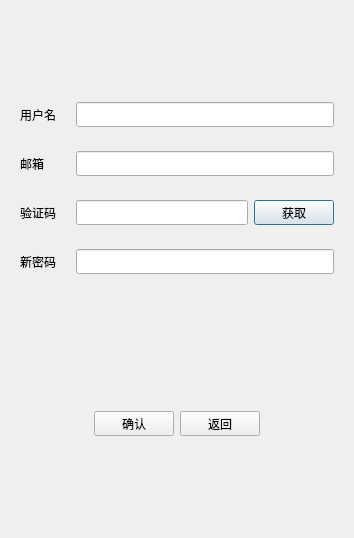
First picture: the form in Client/resetdialog.ui, repository Stan-Vincent/HChat-demo, before the edit.
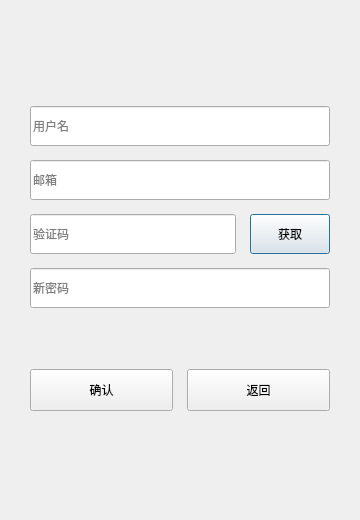
Second picture: the form after the edit. Custom widgets are drawn as their Qt base class.

The edit to the form file:
```diff
--- a/Client/resetdialog.ui
+++ b/Client/resetdialog.ui
@@ -6,14 +6,35 @@
    <rect>
     <x>0</x>
     <y>0</y>
-    <width>354</width>
-    <height>538</height>
+    <width>360</width>
+    <height>520</height>
    </rect>
   </property>
+  <property name="minimumSize">
+   <size>
+    <width>360</width>
+    <height>520</height>
+   </size>
+  </property>
   <property name="windowTitle">
    <string>Dialog</string>
   </property>
   <layout class="QVBoxLayout" name="verticalLayout">
+   <property name="spacing">
+    <number>14</number>
+   </property>
+   <property name="leftMargin">
+    <number>30</number>
+   </property>
+   <property name="topMargin">
+    <number>16</number>
+   </property>
+   <property name="rightMargin">
+    <number>30</number>
+   </property>
+   <property name="bottomMargin">
+    <number>20</number>
+   </property>
    <item>
     <spacer name="verticalSpacer">
      <property name="orientation">
@@ -28,122 +49,87 @@
     </spacer>
    </item>
    <item>
-    <widget class="QWidget" name="widget" native="true">
      <layout class="QHBoxLayout" name="horizontalLayout">
-      <item>
-       <widget class="QLabel" name="user_lb">
-        <property name="minimumSize">
-         <size>
-          <width>50</width>
-          <height>25</height>
-         </size>
-        </property>
-        <property name="maximumSize">
-         <size>
-          <width>16777215</width>
-          <height>25</height>
-         </size>
-        </property>
-        <property name="text">
-         <string>用户名</string>
-        </property>
-       </widget>
-      </item>
+     <property name="leftMargin">
+      <number>0</number>
+     </property>
+     <property name="topMargin">
+      <number>0</number>
+     </property>
+     <property name="rightMargin">
+      <number>0</number>
+     </property>
+     <property name="bottomMargin">
+      <number>0</number>
+     </property>
       <item>
        <widget class="QLineEdit" name="user_edit">
         <property name="minimumSize">
          <size>
           <width>0</width>
-          <height>25</height>
-         </size>
-        </property>
-        <property name="maximumSize">
-         <size>
-          <width>16777215</width>
-          <height>25</height>
-         </size>
+         <height>40</height>
+        </size>
+       </property>
+       <property name="placeholderText">
+        <string>用户名</string>
         </property>
        </widget>
       </item>
      </layout>
-    </widget>
    </item>
    <item>
-    <widget class="QWidget" name="widget_2" native="true">
      <layout class="QHBoxLayout" name="horizontalLayout_2">
-      <item>
-       <widget class="QLabel" name="email_lb">
-        <property name="minimumSize">
-         <size>
-          <width>50</width>
-          <height>25</height>
-         </size>
-        </property>
-        <property name="maximumSize">
-         <size>
-          <width>48</width>
-          <height>25</height>
-         </size>
-        </property>
-        <property name="text">
-         <string>邮箱</string>
-        </property>
-       </widget>
-      </item>
+     <property name="leftMargin">
+      <number>0</number>
+     </property>
+     <property name="topMargin">
+      <number>0</number>
+     </property>
+     <property name="rightMargin">
+      <number>0</number>
+     </property>
+     <property name="bottomMargin">
+      <number>0</number>
+     </property>
       <item>
        <widget class="QLineEdit" name="email_edit">
         <property name="minimumSize">
          <size>
           <width>0</width>
-          <height>25</height>
-         </size>
-        </property>
-        <property name="maximumSize">
-         <size>
-          <width>16777215</width>
-          <height>25</height>
-         </size>
+         <height>40</height>
+        </size>
+       </property>
+       <property name="placeholderText">
+        <string>邮箱</string>
         </property>
        </widget>
       </item>
      </layout>
-    </widget>
    </item>
    <item>
-    <widget class="QWidget" name="widget_3" native="true">
      <layout class="QHBoxLayout" name="horizontalLayout_3">
-      <item>
-       <widget class="QLabel" name="varify_lb">
-        <property name="minimumSize">
-         <size>
-          <width>50</width>
-          <height>25</height>
-         </size>
-        </property>
-        <property name="maximumSize">
-         <size>
-          <width>16777215</width>
-          <height>25</height>
-         </size>
-        </property>
-        <property name="text">
-         <string>验证码</string>
-        </property>
-       </widget>
-      </item>
+     <property name="leftMargin">
+      <number>0</number>
+     </property>
+     <property name="topMargin">
+      <number>0</number>
+     </property>
+     <property name="rightMargin">
+      <number>0</number>
+     </property>
+     <property name="bottomMargin">
+      <number>0</number>
+     </property>
       <item>
        <widget class="QLineEdit" name="varify_edit">
         <property name="minimumSize">
          <size>
           <width>0</width>
-          <height>25</height>
-         </size>
-        </property>
-        <property name="maximumSize">
-         <size>
-          <width>16777215</width>
-          <height>25</height>
-         </size>
+         <height>40</height>
+        </size>
+       </property>
+       <property name="placeholderText">
+        <string>验证码</string>
         </property>
        </widget>
       </item>
@@ -151,14 +137,14 @@
        <widget class="TimerBtn" name="varify_btn">
         <property name="minimumSize">
          <size>
-          <width>0</width>
-          <height>25</height>
+         <width>80</width>
+         <height>40</height>
          </size>
         </property>
         <property name="maximumSize">
          <size>
-          <width>16777215</width>
-          <height>25</height>
+         <width>80</width>
+         <height>40</height>
          </size>
         </property>
         <property name="text">
@@ -167,48 +153,35 @@
        </widget>
       </item>
      </layout>
-    </widget>
    </item>
    <item>
-    <widget class="QWidget" name="widget_4" native="true">
      <layout class="QHBoxLayout" name="horizontalLayout_4">
-      <item>
-       <widget class="QLabel" name="pwd_lb">
-        <property name="minimumSize">
-         <size>
-          <width>50</width>
-          <height>25</height>
-         </size>
-        </property>
-        <property name="maximumSize">
-         <size>
-          <width>16777215</width>
-          <height>25</height>
-         </size>
-        </property>
-        <property name="text">
-         <string>新密码</string>
-        </property>
-       </widget>
-      </item>
+     <property name="leftMargin">
+      <number>0</number>
+     </property>
+     <property name="topMargin">
+      <number>0</number>
+     </property>
+     <property name="rightMargin">
+      <number>0</number>
+     </property>
+     <property name="bottomMargin">
+      <number>0</number>
+     </property>
       <item>
        <widget class="QLineEdit" name="pwd_edit">
         <property name="minimumSize">
          <size>
           <width>0</width>
-          <height>25</height>
-         </size>
-        </property>
-        <property name="maximumSize">
-         <size>
-          <width>16777215</width>
-          <height>25</height>
-         </size>
+         <height>40</height>
+        </size>
+       </property>
+       <property name="placeholderText">
+        <string>新密码</string>
         </property>
        </widget>
       </item>
      </layout>
-    </widget>
    </item>
    <item>
     <widget class="QLabel" name="err_tip">
@@ -237,42 +210,43 @@
      <property name="orientation">
       <enum>Qt::Vertical</enum>
      </property>
+     <property name="sizeType">
+      <enum>QSizePolicy::Fixed</enum>
+     </property>
      <property name="sizeHint" stdset="0">
       <size>
        <width>20</width>
-       <height>40</height>
+       <height>8</height>
       </size>
      </property>
     </spacer>
    </item>
    <item>
-    <widget class="QWidget" name="widget_5" native="true">
-     <layout class="QHBoxLayout" name="horizontalLayout_5">
-      <item>
-       <spacer name="horizontalSpacer">
-        <property name="orientation">
-         <enum>Qt::Horizontal</enum>
-        </property>
-        <property name="sizeHint" stdset="0">
-         <size>
-          <width>40</width>
-          <height>20</height>
-         </size>
-        </property>
-       </spacer>
-      </item>
+    <layout class="QHBoxLayout" name="horizontalLayout_5" stretch="1,1">
+     <property name="leftMargin">
+      <number>0</number>
+     </property>
+     <property name="topMargin">
+      <number>0</number>
+     </property>
+     <property name="rightMargin">
+      <number>0</number>
+     </property>
+     <property name="bottomMargin">
+      <number>0</number>
+     </property>
       <item>
        <widget class="QPushButton" name="sure_btn">
+       <property name="sizePolicy">
+        <sizepolicy hsizetype="Expanding" vsizetype="Fixed">
+         <horstretch>0</horstretch>
+         <verstretch>0</verstretch>
+        </sizepolicy>
+       </property>
         <property name="minimumSize">
          <size>
           <width>0</width>
-          <height>25</height>
-         </size>
-        </property>
-        <property name="maximumSize">
-         <size>
-          <width>16777215</width>
-          <height>25</height>
+         <height>42</height>
          </size>
         </property>
         <property name="text">
@@ -282,16 +256,16 @@
       </item>
       <item>
        <widget class="QPushButton" name="return_btn">
+       <property name="sizePolicy">
+        <sizepolicy hsizetype="Expanding" vsizetype="Fixed">
+         <horstretch>0</horstretch>
+         <verstretch>0</verstretch>
+        </sizepolicy>
+       </property>
         <property name="minimumSize">
          <size>
           <width>0</width>
-          <height>25</height>
-         </size>
-        </property>
-        <property name="maximumSize">
-         <size>
-          <width>16777215</width>
-          <height>25</height>
+         <height>42</height>
          </size>
         </property>
         <property name="text">
@@ -299,21 +273,7 @@
         </property>
        </widget>
       </item>
-      <item>
-       <spacer name="horizontalSpacer_2">
-        <property name="orientation">
-         <enum>Qt::Horizontal</enum>
-        </property>
-        <property name="sizeHint" stdset="0">
-         <size>
-          <width>40</width>
-          <height>20</height>
-         </size>
-        </property>
-       </spacer>
-      </item>
-     </layout>
-    </widget>
+    </layout>
    </item>
    <item>
     <spacer name="verticalSpacer_3">
@@ -323,7 +283,7 @@
      <property name="sizeHint" stdset="0">
       <size>
        <width>20</width>
-       <height>40</height>
+       <height>10</height>
       </size>
      </property>
     </spacer>
```
Lines whose indentation alone changed are shown as unchanged.
